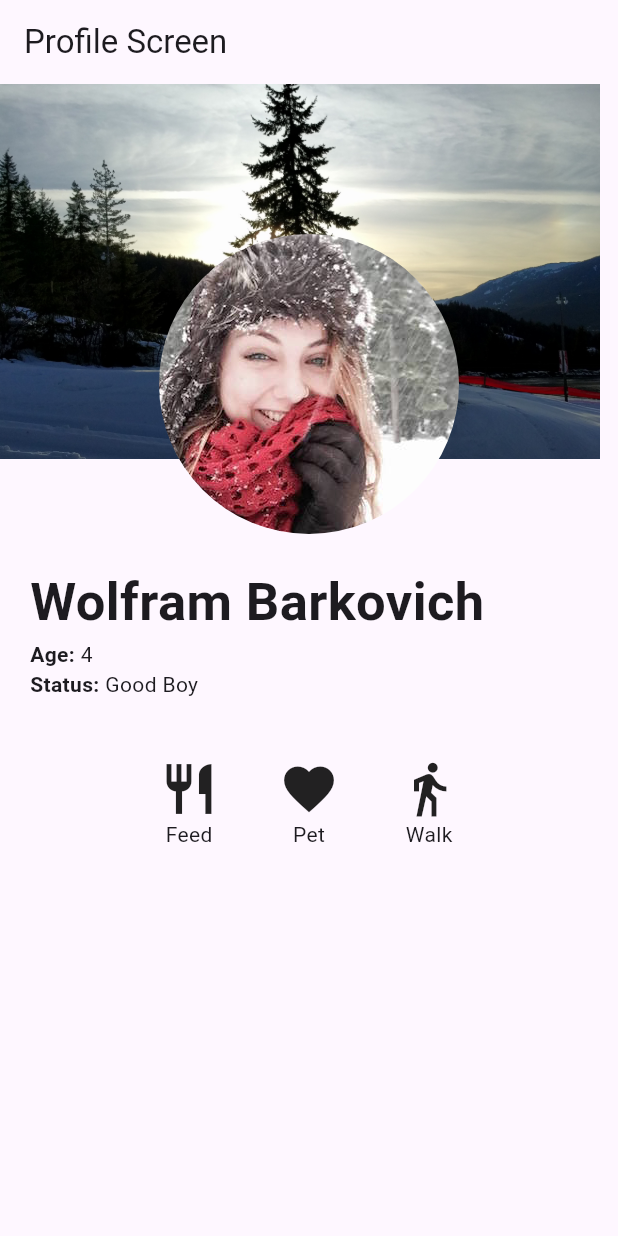
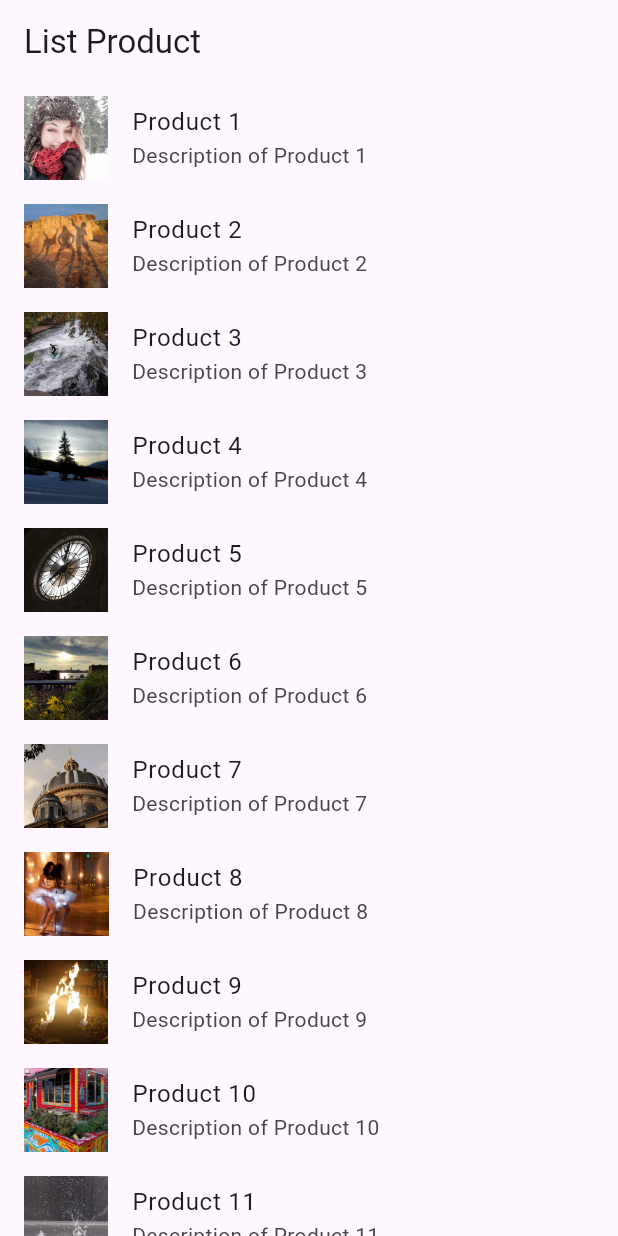
Before and after one commit to Tona-Mangobyte/flutter-fundamentals, a Flutter app: the screen it shows after launch, on a phone screen of 412 x 824 dp. Run offline on Flutter 3.47's test engine with Material 3 defaults, Android fonts, the phone set to English and light mode, and no system bars.

Commit message:
make simple

```diff
--- a/simple_layout/lib/main.dart
+++ b/simple_layout/lib/main.dart
@@ -1,4 +1,6 @@
 import 'package:flutter/material.dart';
+import 'package:simple_layout/screens/list_product2_screen.dart';
+import 'package:simple_layout/screens/list_product_screen.dart';
 import 'package:simple_layout/screens/profile_screen.dart';
 
 void main() {
@@ -18,7 +20,9 @@ class MyApp extends StatelessWidget {
         primarySwatch: Colors.deepPurple,
         useMaterial3: true,
       ),
-      home: const ProfileScreen(),
+      // home: const ProfileScreen(),
+      // home: const ListProductScreen(),
+      home: const ListProduct2Screen(),
     );
   }
 }
--- /dev/null
+++ b/simple_layout/lib/screens/list_product2_screen.dart
@@ -0,0 +1,72 @@
+import 'package:flutter/material.dart';
+
+class ListProduct2Screen extends StatefulWidget {
+  const ListProduct2Screen({super.key});
+
+  @override
+  State<ListProduct2Screen> createState() => _ListProductScreenState();
+}
+
+class _ListProductScreenState extends State<ListProduct2Screen> {
+  bool _isLoading = false;
+
+  Future<void> _refreshData() async {
+    setState(() {
+      _isLoading = true;
+    });
+
+    // Perform refresh operation here
+    // This is just a dummy delay to simulate a real refresh operation
+    await Future.delayed(Duration(seconds: 2));
+
+    setState(() {
+      _isLoading = false;
+    });
+  }
+
+  @override
+  Widget build(BuildContext context) {
+    return Scaffold(
+      appBar: AppBar(
+        title: const Text('List Product'),
+      ),
+      body: Stack(
+        children: [
+          RefreshIndicator(
+            color: Colors.deepPurple,
+            displacement: 40,
+            strokeWidth: 3,
+            onRefresh: _refreshData,
+            child: _buildListView(),
+          ),
+          if (_isLoading)
+            const Center(
+              child: CircularProgressIndicator(),
+            ),
+        ],
+      ),
+    );
+  }
+
+  Widget _buildListView() {
+    return ListView.builder(
+      itemCount: 30,
+      itemBuilder: (BuildContext context, int index) {
+        final int itemIndex = index + 1;
+        return ListTile(
+          leading: Stack(
+              children: [
+                Image.asset('assets/images/pic$index.jpg', height: 200),
+              ]
+          ),
+          title: Text('Product $itemIndex'),
+          subtitle: Text('Description of Product $itemIndex'),
+          // trailing: Icon(Icons.arrow_forward_ios),
+          onTap: () {
+            print('Product $index');
+          },
+        );
+      },
+    );
+  }
+}
```
Also changed, not shown: simple_layout/lib/screens/list_product_screen.dart (added, +49 -0 lines).
